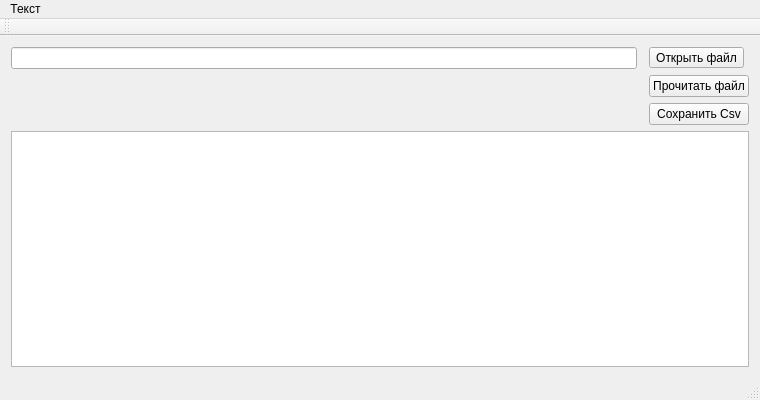
Above: hst-reader/mainwindow.ui from tau-lex/market-analysis-system before the change. Below: the same form after it.
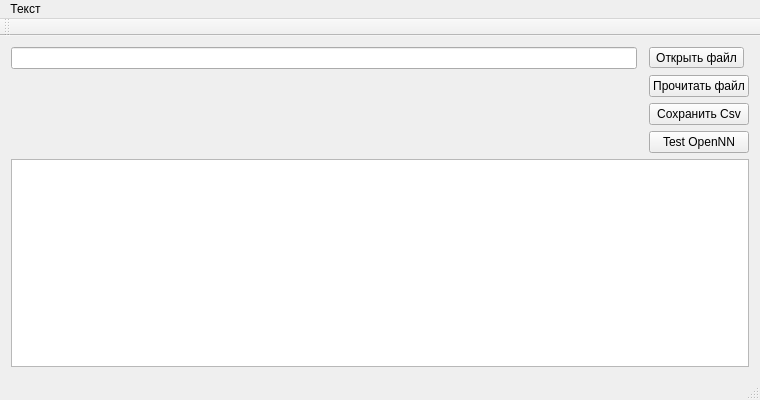
That is the form after the change.

Commit message: - include OpenNN library; - add run function;

```diff
--- a/hst-reader/mainwindow.ui
+++ b/hst-reader/mainwindow.ui
@@ -45,7 +45,7 @@
       </property>
      </widget>
     </item>
-    <item row="3" column="0" colspan="3">
+    <item row="4" column="0" colspan="3">
      <widget class="QTextBrowser" name="textBrowser">
       <property name="acceptDrops">
        <bool>false</bool>
@@ -75,6 +75,13 @@
       </property>
      </widget>
     </item>
+    <item row="3" column="2">
+     <widget class="QPushButton" name="runOpenNNButton">
+      <property name="text">
+       <string>Test OpenNN</string>
+      </property>
+     </widget>
+    </item>
    </layout>
   </widget>
   <widget class="QMenuBar" name="menuBar">
```
Left out of the diff: 14 changed lines with no effect on the pictures. The commit also changes 3 other files.
